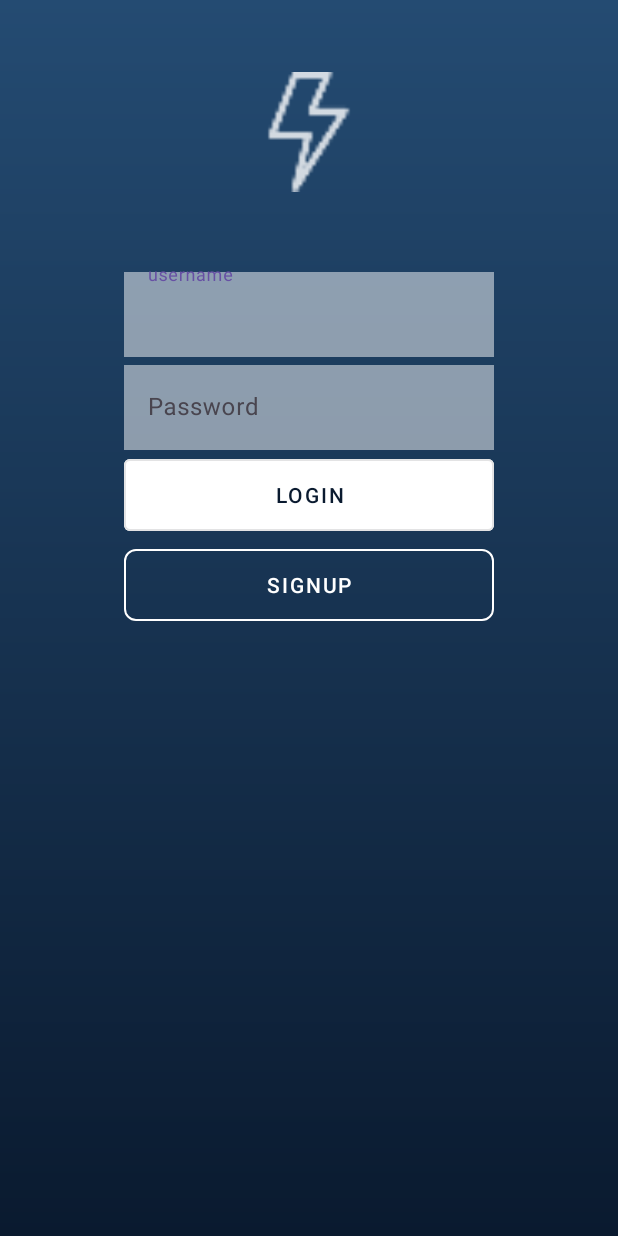
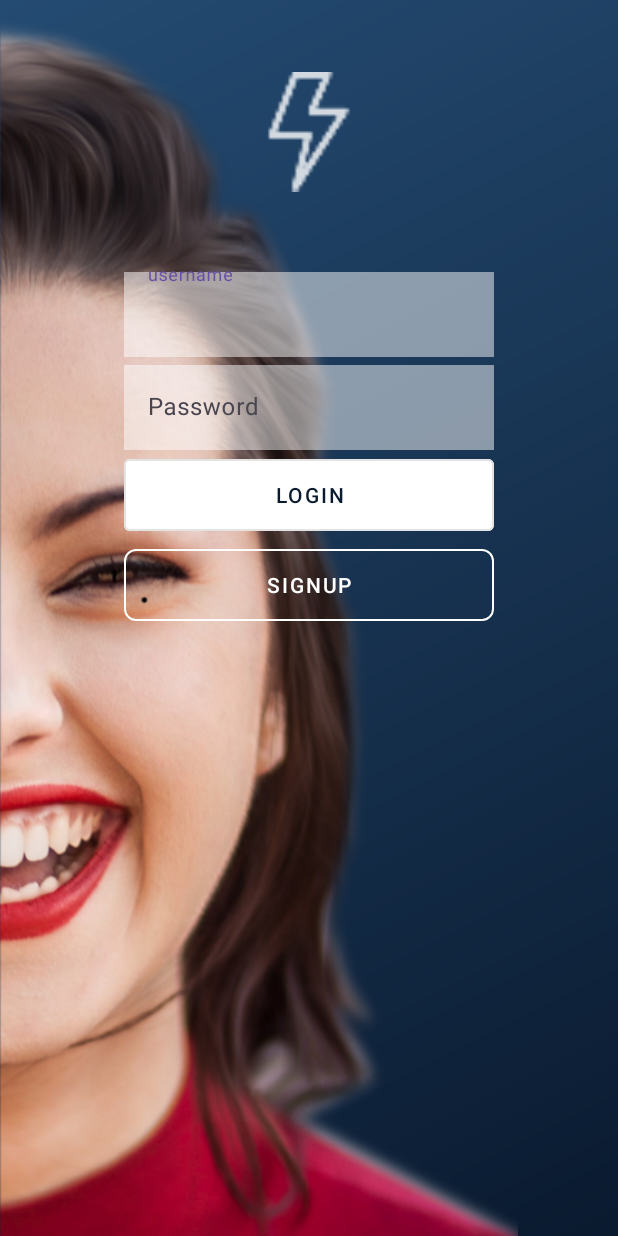
Before and after one commit to sofiarojas12/Nicestart, an Android app: the screen it shows after launch (MainActivity before the commit, Login after it), on a phone screen of 412 x 824 dp. Run offline under Robolectric (Android 15) with nearby library versions, the phone set to English and light mode, and no system bars.

Commit message:
actionbar en signup y conectamos los activity.

```diff
--- a/app/src/main/AndroidManifest.xml
+++ b/app/src/main/AndroidManifest.xml
@@ -10,21 +10,23 @@
         android:label="@string/app_name"
         android:roundIcon="@mipmap/ic_launcher_round"
         android:supportsRtl="true"
-        android:theme="@style/Theme.Nicestart">
+        android:theme="@style/Base.Theme.Nicestart">
         <activity
-            android:name=".MainActivity"
+            android:name=".Login"
             android:exported="true"
             android:windowSoftInputMode="adjustResize">
             <intent-filter>
                 <action android:name="android.intent.action.MAIN" />
-
                 <category android:name="android.intent.category.LAUNCHER" />
             </intent-filter>
         </activity>
         <activity
             android:name=".Signup"
-            android:exported="false"
-            android:windowSoftInputMode="adjustResize" />
+            android:exported="true"
+            android:theme="@style/Theme.Nicestart.ActionBar"
+            android:windowSoftInputMode="adjustResize"
+            android:parentActivityName=".Login"/>
+
     </application>
 
 </manifest>
--- a/app/src/main/java/com/sofia/nicestart/MainActivity.kt
+++ b/app/src/main/java/com/sofia/nicestart/Login.kt
@@ -1,12 +1,14 @@
 package com.sofia.nicestart
 
+import android.content.Intent
 import android.os.Bundle
+import android.view.View
 import androidx.activity.enableEdgeToEdge
 import androidx.appcompat.app.AppCompatActivity
 import androidx.core.view.ViewCompat
 import androidx.core.view.WindowInsetsCompat
 
-class MainActivity : AppCompatActivity() {
+class Login : AppCompatActivity() {
     override fun onCreate(savedInstanceState: Bundle?) {
         super.onCreate(savedInstanceState)
         enableEdgeToEdge()
@@ -17,4 +19,9 @@ class MainActivity : AppCompatActivity() {
             insets
         }
     }
+    //Metodo Signup button (referenced un XML android:onClick)
+    fun openSignup(v: View){
+        val intent = Intent(this@Login, Signup::class.java)
+        startActivity(intent)
+    }
 }
--- a/app/src/main/res/drawable/gradient.xml
+++ b/app/src/main/res/drawable/gradient.xml
@@ -3,7 +3,7 @@
     <gradient
         android:startColor="@color/mediumblue_244B72"
         android:endColor="@color/darkblue_0A1A2F"
-        android:angle="370">
+        android:angle="315">
     </gradient>
 
 </shape>
--- a/app/src/main/res/layout/activity_main.xml
+++ b/app/src/main/res/layout/activity_main.xml
@@ -6,7 +6,16 @@
     android:layout_width="match_parent"
     android:layout_height="match_parent"
     android:background="@drawable/gradient"
-    tools:context=".MainActivity">
+    tools:context=".Login">
+
+    <ImageView
+        android:layout_width="match_parent"
+        android:layout_height="match_parent"
+        android:scaleType="fitStart"
+        android:src = "@drawable/girl"
+        app:layout_constraintStart_toStartOf="parent"
+        app:layout_constraintTop_toTopOf="parent"
+        />
 
     <ImageView
         android:id="@+id/logo"
@@ -66,7 +75,7 @@
     <Button
         android:id="@+id/button2"
 
-
+        android:onClick="openSignup"
         android:text="SIGNUP"
 
         android:layout_height="60dp"
--- a/app/src/main/res/values/themes.xml
+++ b/app/src/main/res/values/themes.xml
@@ -5,5 +5,10 @@
         <!-- <item name="colorPrimary">@color/my_light_primary</item> -->
     </style>
 
-    <style name="Theme.Nicestart" parent="Base.Theme.Nicestart" />
+    <style name="Theme.Nicestart.ActionBar" parent="Theme.Material3.DayNight">
+
+    </style>
+
+
+
 </resources>
```
Also changed, not shown: app/src/main/java/com/sofia/nicestart/Signup.kt (+15 -6 lines), app/src/main/res/layout/activity_signup.xml (+5 -4 lines), app/src/main/res/drawable/girl.png (added), app/src/main/res/drawable/hipman.png (added).
